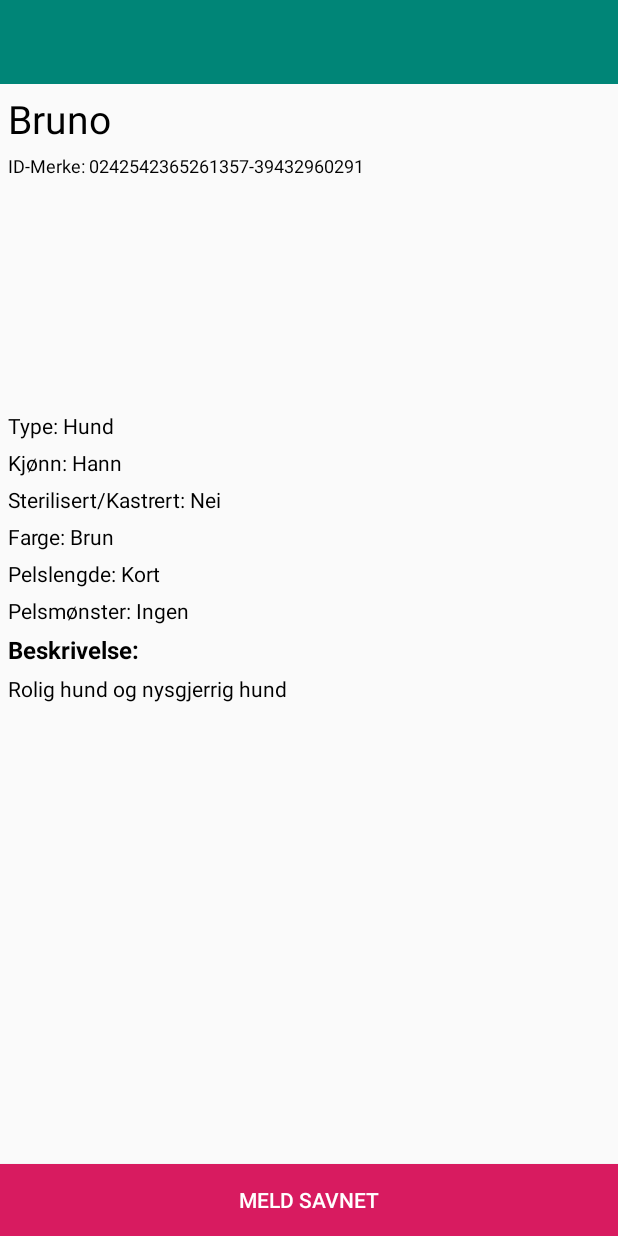
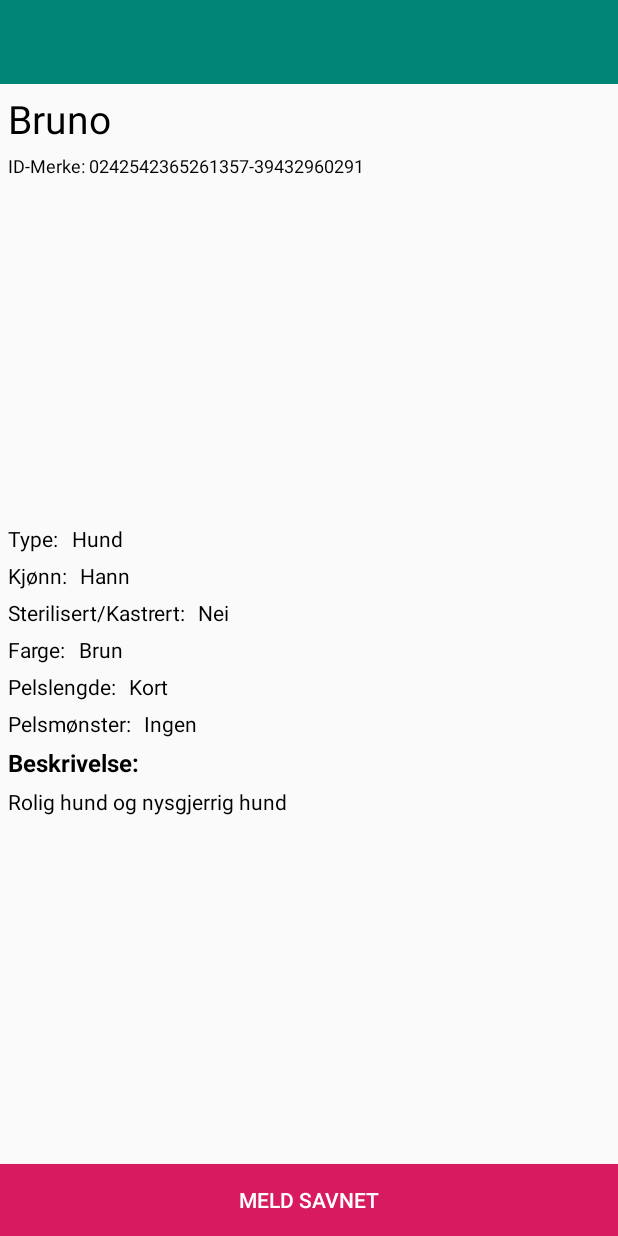
Before and after one commit to BachelorOsloMet2020/App-Android, an Android app: the layout activity_animal_profile.xml on its own in the app's theme, with its tools: preview values and no code run, on a phone screen of 412 x 824 dp. Run offline under Robolectric (Android 15) with nearby library versions, the phone set to English and light mode, and no system bars.

Commit message:
Finished animal profile layout

```diff
--- a/app/src/main/java/no/dyrebar/dyrebar/activity/AnimalProfileActivity.java
+++ b/app/src/main/java/no/dyrebar/dyrebar/activity/AnimalProfileActivity.java
@@ -1,6 +1,8 @@
 package no.dyrebar.dyrebar.activity;
 
 import android.os.Bundle;
+import android.widget.ImageView;
+import android.widget.TextView;
 
 import androidx.appcompat.app.AppCompatActivity;
 
@@ -8,10 +10,33 @@ import no.dyrebar.dyrebar.R;
 
 public class AnimalProfileActivity extends AppCompatActivity
 {
+    TextView animalName;
+    TextView idTag;
+    ImageView animalImage;
+    TextView animalType;
+    TextView animalSex;
+    TextView animalSterilized;
+    TextView animalColor;
+    TextView animalFurLength;
+    TextView animalFurPattern;
+    TextView animalDescription;
+
     @Override
     protected void onCreate(Bundle savedInstanceState)
     {
         super.onCreate(savedInstanceState);
         setContentView(R.layout.activity_animal_profile);
+
+        animalName = findViewById(R.id.animal_name);
+        idTag = findViewById(R.id.animal_id);
+        animalImage = findViewById(R.id.animal_profile_image);
+        animalType = findViewById(R.id.animal_type);
+        animalSex = findViewById(R.id.animal_sex);
+        animalSterilized = findViewById(R.id.animal_sterilized);
+        animalColor = findViewById(R.id.animal_color);
+        animalFurLength = findViewById(R.id.animal_fur_length);
+        animalFurPattern = findViewById(R.id.animal_fur_pattern);
+        animalDescription = findViewById(R.id.animal_description);
+
     }
 }
--- a/app/src/main/res/layout/activity_animal_profile.xml
+++ b/app/src/main/res/layout/activity_animal_profile.xml
@@ -45,80 +45,138 @@
     <ImageView
         android:id="@+id/animal_profile_image"
         android:layout_width="match_parent"
-        android:layout_height="150dp"
+        android:layout_height="225dp"
         app:layout_constraintEnd_toEndOf="parent"
         app:layout_constraintStart_toStartOf="parent"
         app:layout_constraintTop_toBottomOf="@+id/animal_id">
     </ImageView>
 
     <TextView
+        android:id="@+id/animal_type_static"
+        android:layout_width="0dp"
+        android:layout_height="wrap_content"
+        android:layout_margin="5dp"
+        app:layout_constraintStart_toStartOf="parent"
+        app:layout_constraintTop_toBottomOf="@+id/animal_profile_image"
+        tools:text="Type: "></TextView>
+
+    <TextView
         android:id="@+id/animal_type"
-        android:layout_width="match_parent"
+        android:layout_width="0dp"
         android:layout_height="wrap_content"
         android:layout_margin="5dp"
         app:layout_constraintEnd_toEndOf="parent"
+        app:layout_constraintStart_toEndOf="@+id/animal_type_static"
+        app:layout_constraintTop_toBottomOf="@+id/animal_profile_image"
+        tools:text="Hund"></TextView>
+
+    <TextView
+        android:id="@+id/animal_sex_static"
+        android:layout_width="0dp"
+        android:layout_height="wrap_content"
+        android:layout_margin="5dp"
         app:layout_constraintStart_toStartOf="parent"
-        app:layout_constraintTop_toBottomOf="@+id/animal_profile_image"
-        tools:text="Type: Hund">
+        app:layout_constraintTop_toBottomOf="@+id/animal_type"
+        tools:text="Kjønn: ">
     </TextView>
 
     <TextView
         android:id="@+id/animal_sex"
-        android:layout_width="match_parent"
+        android:layout_width="0dp"
         android:layout_height="wrap_content"
         android:layout_margin="5dp"
         app:layout_constraintEnd_toEndOf="parent"
+        app:layout_constraintStart_toEndOf="@+id/animal_sex_static"
+        app:layout_constraintTop_toBottomOf="@+id/animal_type"
+        tools:text="Hann">
+    </TextView>
+
+    <TextView
+        android:id="@+id/animal_sterilized_static"
+        android:layout_width="0dp"
+        android:layout_height="wrap_content"
+        android:layout_margin="5dp"
         app:layout_constraintStart_toStartOf="parent"
-        app:layout_constraintTop_toBottomOf="@+id/animal_type"
-        tools:text="Kjønn: Hann">
+        app:layout_constraintTop_toBottomOf="@+id/animal_sex"
+        tools:text="Sterilisert/Kastrert: ">
     </TextView>
 
     <TextView
         android:id="@+id/animal_sterilized"
-        android:layout_width="match_parent"
+        android:layout_width="0dp"
         android:layout_height="wrap_content"
         android:layout_margin="5dp"
+        app:layout_constraintStart_toEndOf="@+id/animal_sterilized_static"
         app:layout_constraintEnd_toEndOf="parent"
+        app:layout_constraintTop_toBottomOf="@+id/animal_sex"
+        tools:text="Nei">
+    </TextView>
+
+    <TextView
+        android:id="@+id/animal_color_static"
+        android:layout_width="0dp"
+        android:layout_height="wrap_content"
+        android:layout_margin="5dp"
         app:layout_constraintStart_toStartOf="parent"
-        app:layout_constraintTop_toBottomOf="@+id/animal_sex"
-        tools:text="Sterilisert/Kastrert: Nei">
+        app:layout_constraintTop_toBottomOf="@+id/animal_sterilized"
+        tools:text="Farge: ">
     </TextView>
 
     <TextView
         android:id="@+id/animal_color"
-        android:layout_width="match_parent"
+        android:layout_width="0dp"
         android:layout_height="wrap_content"
         android:layout_margin="5dp"
+        app:layout_constraintStart_toEndOf="@+id/animal_color_static"
         app:layout_constraintEnd_toEndOf="parent"
+        app:layout_constraintTop_toBottomOf="@+id/animal_sterilized"
+        tools:text="Brun">
+    </TextView>
+
+    <TextView
+        android:id="@+id/animal_fur_length_static"
+        android:layout_width="0dp"
+        android:layout_height="wrap_content"
+        android:layout_margin="5dp"
         app:layout_constraintStart_toStartOf="parent"
-        app:layout_constraintTop_toBottomOf="@+id/animal_sterilized"
-        tools:text="Farge: Brun">
+        app:layout_constraintTop_toBottomOf="@+id/animal_color"
+        tools:text="Pelslengde: ">
     </TextView>
 
     <TextView
         android:id="@+id/animal_fur_length"
-        android:layout_width="match_parent"
+        android:layout_width="0dp"
         android:layout_height="wrap_content"
         android:layout_margin="5dp"
+        app:layout_constraintStart_toEndOf="@+id/animal_fur_length_static"
         app:layout_constraintEnd_toEndOf="parent"
+        app:layout_constraintTop_toBottomOf="@+id/animal_color"
+        tools:text="Kort">
+    </TextView>
+
+    <TextView
+        android:id="@+id/animal_fur_pattern_static"
+        android:layout_width="0dp"
+        android:layout_height="wrap_content"
+        android:layout_margin="5dp"
         app:layout_constraintStart_toStartOf="parent"
-        app:layout_constraintTop_toBottomOf="@+id/animal_color"
-        tools:text="Pelslengde: Kort">
+        app:layout_constraintTop_toBottomOf="@+id/animal_fur_length"
+        tools:text="Pelsmønster: ">
     </TextView>
 
     <TextView
         android:id="@+id/animal_fur_pattern"
-        android:layout_width="match_parent"
+        android:layout_width="0dp"
         android:layout_height="wrap_content"
         android:layout_margin="5dp"
+        app:layout_constraintStart_toEndOf="@+id/animal_fur_pattern_static"
         app:layout_constraintEnd_toEndOf="parent"
-        app:layout_constraintStart_toStartOf="parent"
         app:layout_constraintTop_toBottomOf="@+id/animal_fur_length"
-        tools:text="Pelsmønster: Ingen">
+        tools:text="Ingen">
     </TextView>
 
     <TextView
-        android:id="@+id/description_header"
+        android:id="@+id/animal_description_static"
         android:layout_width="match_parent"
         android:layout_height="wrap_content"
         android:layout_margin="5dp"
@@ -130,26 +188,33 @@
         tools:text="Beskrivelse:">
     </TextView>
 
+    <ScrollView
+        android:layout_width="match_parent"
+        android:layout_height="0dp"
+        app:layout_constraintBottom_toTopOf="@+id/button2"
+        app:layout_constraintEnd_toEndOf="parent"
+        app:layout_constraintStart_toStartOf="parent"
+        app:layout_constraintTop_toBottomOf="@+id/animal_description_static">
+
         <TextView
             android:id="@+id/animal_description"
             android:layout_width="match_parent"
             android:layout_height="wrap_content"
             android:layout_margin="5dp"
-        app:layout_constraintEnd_toEndOf="parent"
-        app:layout_constraintStart_toStartOf="parent"
-        app:layout_constraintTop_toBottomOf="@+id/description_header"
-        tools:text="Rolig hund og nysgjerrig hund ">
-    </TextView>
+            tools:text="Rolig hund og nysgjerrig hund "></TextView>
+    </ScrollView>
+
 
     <Button
+        android:id="@+id/button2"
         android:layout_width="match_parent"
         android:layout_height="wrap_content"
+        android:background="@color/colorAccent"
+        android:text="@string/report_missing_btn"
+        android:textColor="@color/colorWhite"
         app:layout_constraintBottom_toBottomOf="parent"
         app:layout_constraintEnd_toEndOf="parent"
-        app:layout_constraintStart_toStartOf="parent"
-        android:background="@color/colorAccent"
-        android:text="@string/report_missing_btn"
-        android:textColor="@color/colorWhite">
+        app:layout_constraintStart_toStartOf="parent">
 
     </Button>
 
```
Lines whose indentation alone changed are shown as unchanged.
